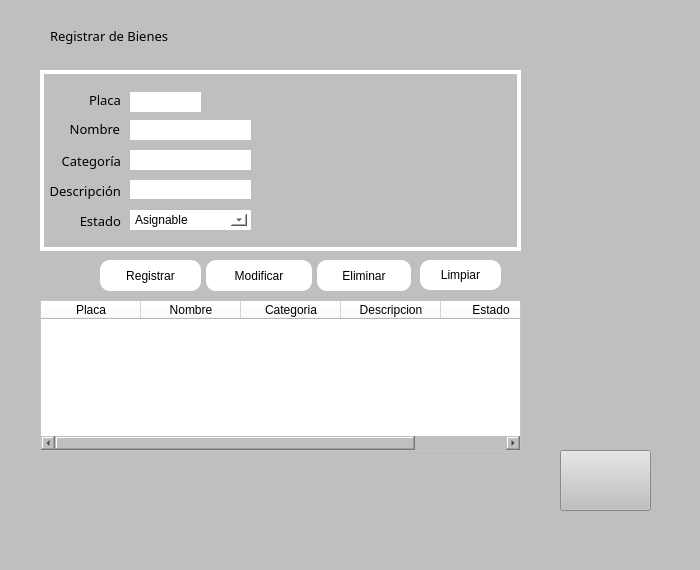
Before: the Qt Designer form src/005_bienes.ui in rvqzs/tresPatitos, drawn with Qt 5.
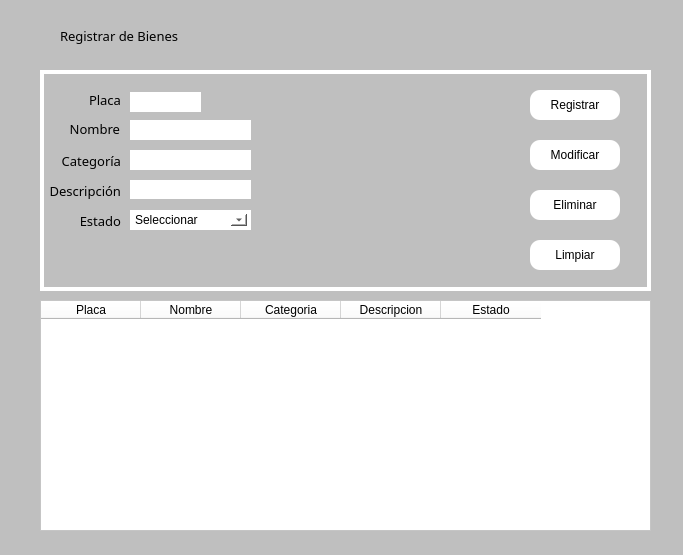
After: the same form once the commit is applied. Icons and pictures are not drawn.

```diff
--- a/src/005_bienes.ui
+++ b/src/005_bienes.ui
@@ -6,14 +6,14 @@
    <rect>
     <x>0</x>
     <y>0</y>
-    <width>700</width>
-    <height>570</height>
+    <width>683</width>
+    <height>555</height>
    </rect>
   </property>
   <property name="minimumSize">
    <size>
-    <width>700</width>
-    <height>570</height>
+    <width>100</width>
+    <height>100</height>
    </size>
   </property>
   <property name="windowTitle">
@@ -26,47 +26,21 @@
   <property name="styleSheet">
    <string notr="true">background-color: rgb(191, 191, 191);</string>
   </property>
-  <widget class="QPushButton" name="pushButton_5">
-   <property name="enabled">
-    <bool>true</bool>
-   </property>
-   <property name="geometry">
-    <rect>
-     <x>560</x>
-     <y>450</y>
-     <width>91</width>
-     <height>61</height>
-    </rect>
-   </property>
-   <property name="font">
-    <font>
-     <weight>50</weight>
-     <bold>false</bold>
-    </font>
-   </property>
-   <property name="text">
-    <string/>
-   </property>
-   <property name="icon">
-    <iconset>
-     <normaloff>../res/departamento.png</normaloff>../res/departamento.png</iconset>
-   </property>
-   <property name="iconSize">
-    <size>
-     <width>52</width>
-     <height>52</height>
-    </size>
-   </property>
-  </widget>
   <widget class="QTableWidget" name="tblRegistro">
    <property name="geometry">
     <rect>
      <x>40</x>
      <y>300</y>
-     <width>481</width>
-     <height>151</height>
+     <width>611</width>
+     <height>231</height>
     </rect>
    </property>
+   <property name="sizePolicy">
+    <sizepolicy hsizetype="Expanding" vsizetype="MinimumExpanding">
+     <horstretch>0</horstretch>
+     <verstretch>0</verstretch>
+    </sizepolicy>
+   </property>
    <property name="styleSheet">
     <string notr="true">background-color: rgb(255, 255, 255);</string>
    </property>
@@ -105,9 +79,9 @@
   <widget class="QLabel" name="lbl_departamentos">
    <property name="geometry">
     <rect>
-     <x>50</x>
+     <x>60</x>
      <y>20</y>
-     <width>211</width>
+     <width>121</width>
      <height>31</height>
     </rect>
    </property>
@@ -137,8 +111,8 @@
     <rect>
      <x>40</x>
      <y>70</y>
-     <width>481</width>
-     <height>181</height>
+     <width>611</width>
+     <height>221</height>
     </rect>
    </property>
    <property name="toolTip">
@@ -279,8 +253,8 @@
    <widget class="QLabel" name="lbl_codigo_2">
     <property name="geometry">
      <rect>
-      <x>290</x>
-      <y>50</y>
+      <x>260</x>
+      <y>60</y>
       <width>61</width>
       <height>61</height>
      </rect>
@@ -401,6 +375,11 @@
     <property name="styleSheet">
      <string notr="true">background-color: rgb(255, 255, 255);</string>
     </property>
+    <item>
+     <property name="text">
+      <string>Seleccionar</string>
+     </property>
+    </item>
     <item>
      <property name="text">
       <string>Asignable</string>
@@ -430,100 +409,13 @@
      <string notr="true">background-color: rgb(255, 255, 255);</string>
     </property>
    </widget>
-  </widget>
-  <widget class="QPushButton" name="btnEliminar">
-   <property name="geometry">
-    <rect>
-     <x>317</x>
-     <y>260</y>
-     <width>94</width>
-     <height>31</height>
-    </rect>
-   </property>
-   <property name="toolTip">
-    <string>CTRL+DEL</string>
-   </property>
-   <property name="styleSheet">
-    <string notr="true">QPushButton{
-background-color:rgb(255, 255, 255);
-border:none;
-border-radius:10px;
-font: 63 10pt &quot;Segoe UI Semibold&quot;;
-}
-
-QPushButton:hover{
-
-border:2px solid #55C1FA;
-border-radius:10px;
-}</string>
-   </property>
-   <property name="text">
-    <string>Eliminar</string>
-   </property>
-   <property name="icon">
-    <iconset>
-     <normaloff>../res/btnDelete.png</normaloff>../res/btnDelete.png</iconset>
-   </property>
-   <property name="iconSize">
-    <size>
-     <width>20</width>
-     <height>20</height>
-    </size>
-   </property>
-   <property name="shortcut">
-    <string>Ctrl+Del</string>
-   </property>
-  </widget>
-  <widget class="QPushButton" name="btnModificar">
-   <property name="geometry">
-    <rect>
-     <x>206</x>
-     <y>260</y>
-     <width>106</width>
-     <height>31</height>
-    </rect>
-   </property>
-   <property name="toolTip">
-    <string>CTRL+E</string>
-   </property>
-   <property name="styleSheet">
-    <string notr="true">QPushButton{
-background-color:rgb(255, 255, 255);
-border:none;
-border-radius:10px;
-font: 63 10pt &quot;Segoe UI Semibold&quot;;
-}
-
-QPushButton:hover{
-
-border:2px solid #55C1FA;
-border-radius:10px;
-}</string>
-   </property>
-   <property name="text">
-    <string>Modificar</string>
-   </property>
-   <property name="icon">
-    <iconset>
-     <normaloff>../res/btnEdit.png</normaloff>../res/btnEdit.png</iconset>
-   </property>
-   <property name="iconSize">
-    <size>
-     <width>20</width>
-     <height>20</height>
-    </size>
-   </property>
-   <property name="shortcut">
-    <string>Ctrl+E</string>
-   </property>
-  </widget>
   <widget class="QPushButton" name="btnGuardar">
    <property name="geometry">
     <rect>
-     <x>100</x>
-     <y>260</y>
-     <width>101</width>
-     <height>31</height>
+      <x>490</x>
+      <y>20</y>
+      <width>90</width>
+      <height>30</height>
     </rect>
    </property>
    <property name="toolTip">
@@ -560,12 +452,98 @@
     <string>Ctrl+C</string>
    </property>
   </widget>
+   <widget class="QPushButton" name="btnModificar">
+    <property name="geometry">
+     <rect>
+      <x>490</x>
+      <y>70</y>
+      <width>90</width>
+      <height>30</height>
+     </rect>
+    </property>
+    <property name="toolTip">
+     <string>CTRL+E</string>
+    </property>
+    <property name="styleSheet">
+     <string notr="true">QPushButton{
+background-color:rgb(255, 255, 255);
+border:none;
+border-radius:10px;
+font: 63 10pt &quot;Segoe UI Semibold&quot;;
+}
+
+QPushButton:hover{
+
+border:2px solid #55C1FA;
+border-radius:10px;
+}</string>
+    </property>
+    <property name="text">
+     <string>Modificar</string>
+    </property>
+    <property name="icon">
+     <iconset>
+      <normaloff>../res/btnEdit.png</normaloff>../res/btnEdit.png</iconset>
+    </property>
+    <property name="iconSize">
+     <size>
+      <width>20</width>
+      <height>20</height>
+     </size>
+    </property>
+    <property name="shortcut">
+     <string>Ctrl+E</string>
+    </property>
+   </widget>
+   <widget class="QPushButton" name="btnEliminar">
+    <property name="geometry">
+     <rect>
+      <x>490</x>
+      <y>120</y>
+      <width>90</width>
+      <height>30</height>
+     </rect>
+    </property>
+    <property name="toolTip">
+     <string>CTRL+DEL</string>
+    </property>
+    <property name="styleSheet">
+     <string notr="true">QPushButton{
+background-color:rgb(255, 255, 255);
+border:none;
+border-radius:10px;
+font: 63 10pt &quot;Segoe UI Semibold&quot;;
+}
+
+QPushButton:hover{
+
+border:2px solid #55C1FA;
+border-radius:10px;
+}</string>
+    </property>
+    <property name="text">
+     <string>Eliminar</string>
+    </property>
+    <property name="icon">
+     <iconset>
+      <normaloff>../res/btnDelete.png</normaloff>../res/btnDelete.png</iconset>
+    </property>
+    <property name="iconSize">
+     <size>
+      <width>20</width>
+      <height>20</height>
+     </size>
+    </property>
+    <property name="shortcut">
+     <string>Ctrl+Del</string>
+    </property>
+   </widget>
   <widget class="QPushButton" name="btnLimpiar">
    <property name="geometry">
     <rect>
-     <x>420</x>
-     <y>260</y>
-     <width>81</width>
+      <x>490</x>
+      <y>170</y>
+      <width>90</width>
      <height>30</height>
     </rect>
    </property>
@@ -608,6 +586,7 @@
    <property name="shortcut">
     <string>Ctrl+W</string>
    </property>
+   </widget>
   </widget>
   <widget class="QLabel" name="labelHeader">
    <property name="geometry">
```
Lines whose indentation alone changed are shown as unchanged.
